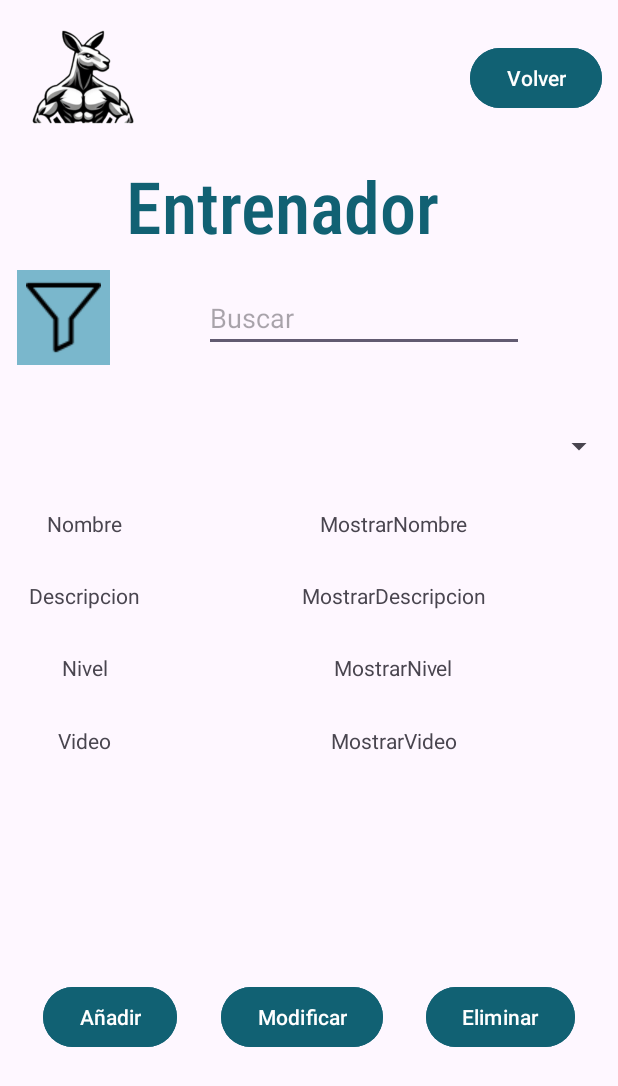
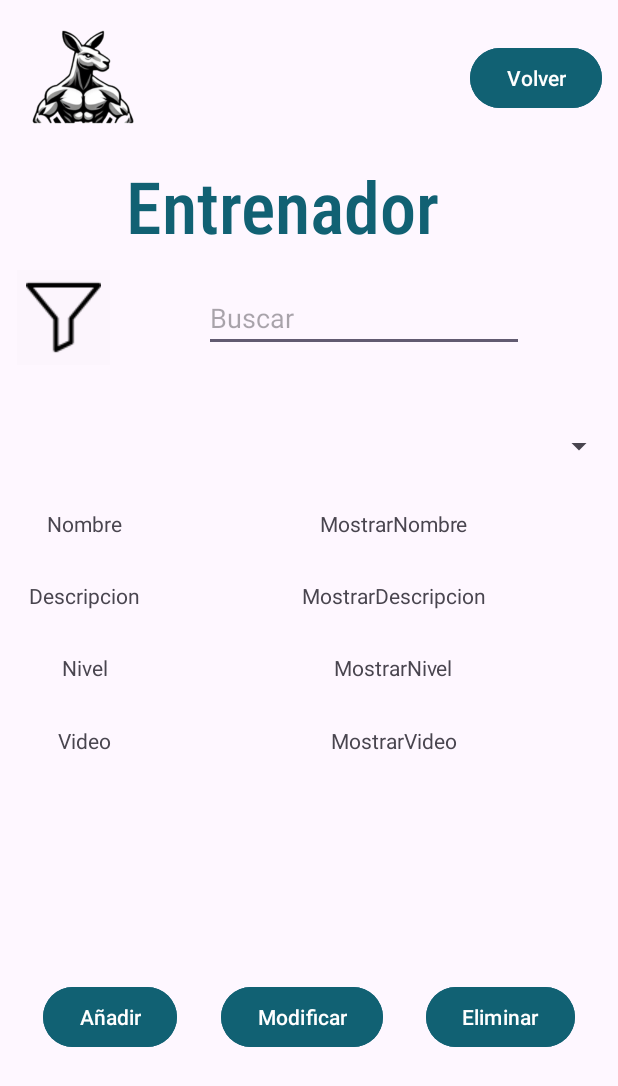
Before and after one commit to corderaa/Gym-App-Android, an Android app: the CoachActivity screen opened directly, with no data from a screen before it, on a phone screen of 412 x 824 dp. Shown: the top 1086 px of the screen. Run offline under Robolectric (Android 15) with nearby library versions, the phone set to English and light mode, and no system bars.

Commit message:
color cambiado

```diff
--- a/app/src/main/res/layout/coach.xml
+++ b/app/src/main/res/layout/coach.xml
@@ -82,7 +82,7 @@
         android:id="@+id/imageButtonFilter"
         android:layout_width="62dp"
         android:layout_height="63dp"
-        android:background="@color/lightAquamarine"
+        android:background="@color/backgroundColor"
         app:layout_constraintBottom_toTopOf="@+id/guideline2"
         app:layout_constraintEnd_toStartOf="@+id/textViewTitleCoach"
         app:layout_constraintHorizontal_bias="0.5"
--- a/app/src/main/res/values/colors.xml
+++ b/app/src/main/res/values/colors.xml
@@ -3,5 +3,5 @@
     <color name="black">#FF000000</color>
     <color name="white">#FFFFFFFF</color>
     <color name="aquamarine">#116173</color>
-    <color name="lightAquamarine">#7AB7CC</color>
+    <color name="backgroundColor">#FCF5FD</color>
 </resources>
```
